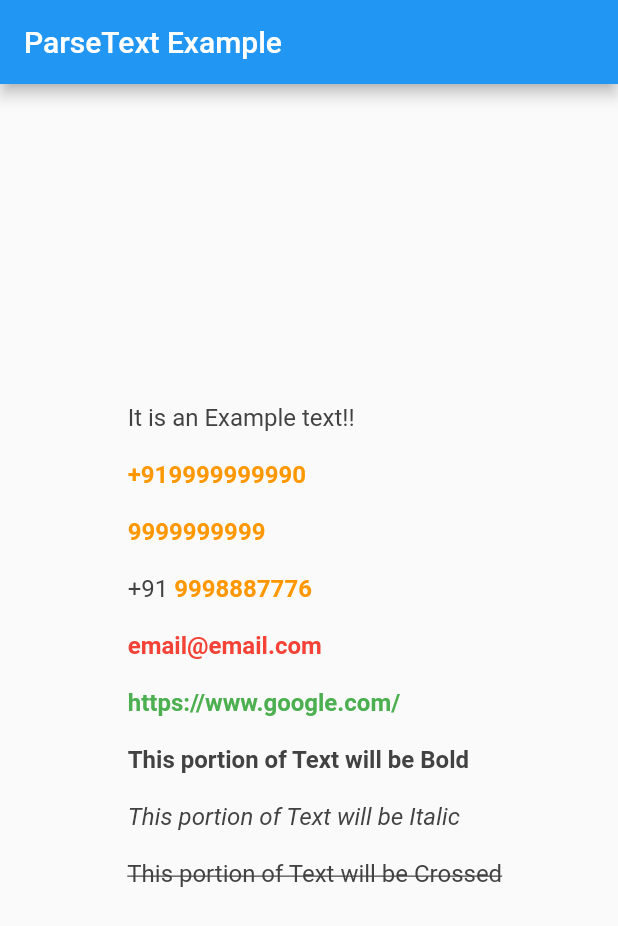
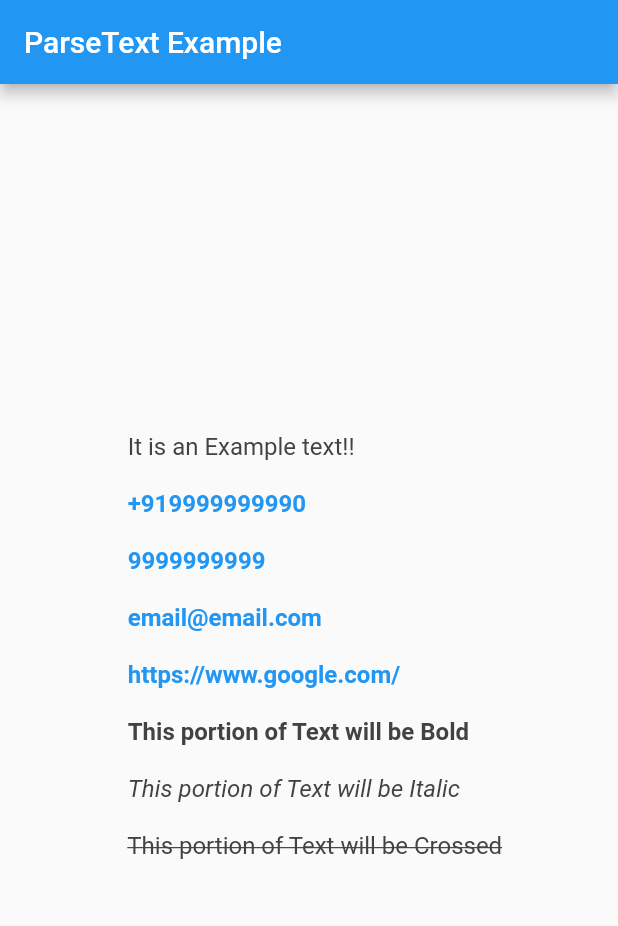
Before and after one commit to dubey2k/parse_text, a Flutter app: the screen it shows after launch, on a phone screen of 412 x 824 dp. Shown: the top 926 px of the screen. Run offline on Flutter 3.47's test engine with Material 2 defaults, Android fonts, the phone set to English and light mode, and no system bars.

Commit message:
added screenshots

```diff
--- a/example/lib/main.dart
+++ b/example/lib/main.dart
@@ -10,6 +10,7 @@ class MyApp extends StatelessWidget {
   @override
   Widget build(BuildContext context) {
     return MaterialApp(
+      debugShowCheckedModeBanner: false,
       title: 'ParseText Example',
       theme: ThemeData(
         primarySwatch: Colors.blue,
@@ -26,8 +27,6 @@ class Home extends StatelessWidget {
   +919999999990
 
   9999999999
-
-  +91 9998887776
 
   email@email.com
 
@@ -49,14 +48,8 @@ class Home extends StatelessWidget {
         child: ParseText(
           size: 16,
           text: text,
-          emailColor: Colors.red,
-          urlColor: Colors.green,
-          mobColor: Colors.orange,
         ),
       ),
     );
   }
 }
-
-
-//flutter packages pub publish
--- a/pubspec.yaml
+++ b/pubspec.yaml
@@ -2,7 +2,6 @@ name: parse_text
 description: A Package to Detect different pattern in text and display it in Text Widget.
 version: 0.0.1
 homepage:
-
 environment:
   sdk: ">=2.7.0 <3.0.0"
   flutter: ">=1.17.0"
```
Also changed, not shown: 4 other files.
